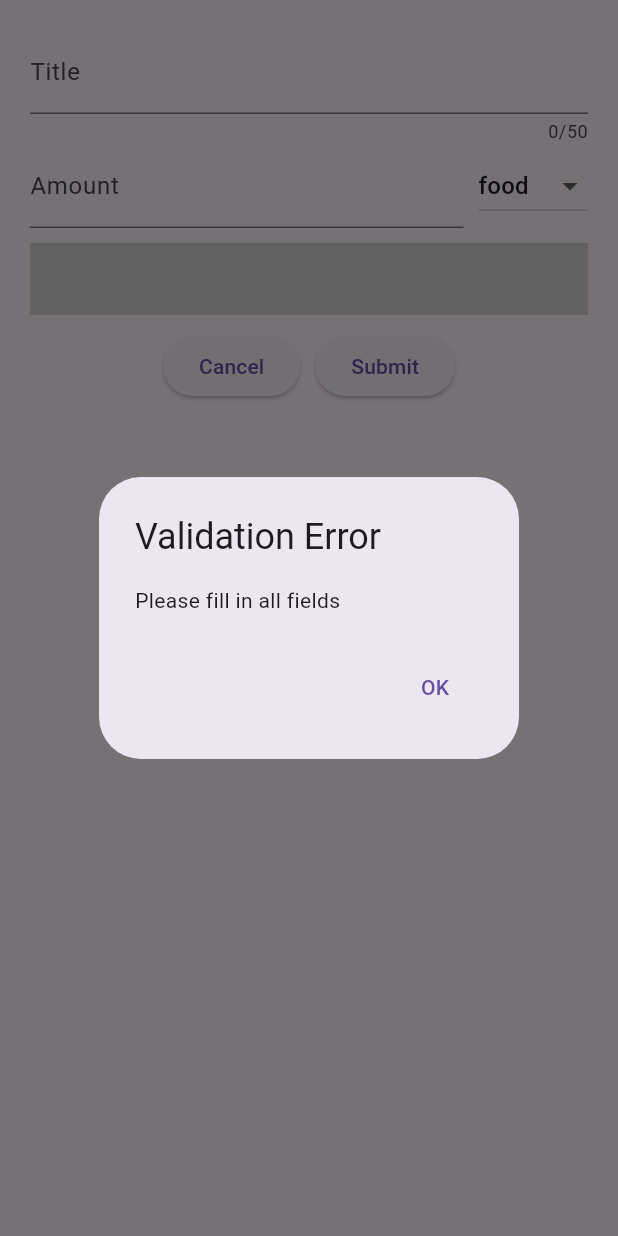
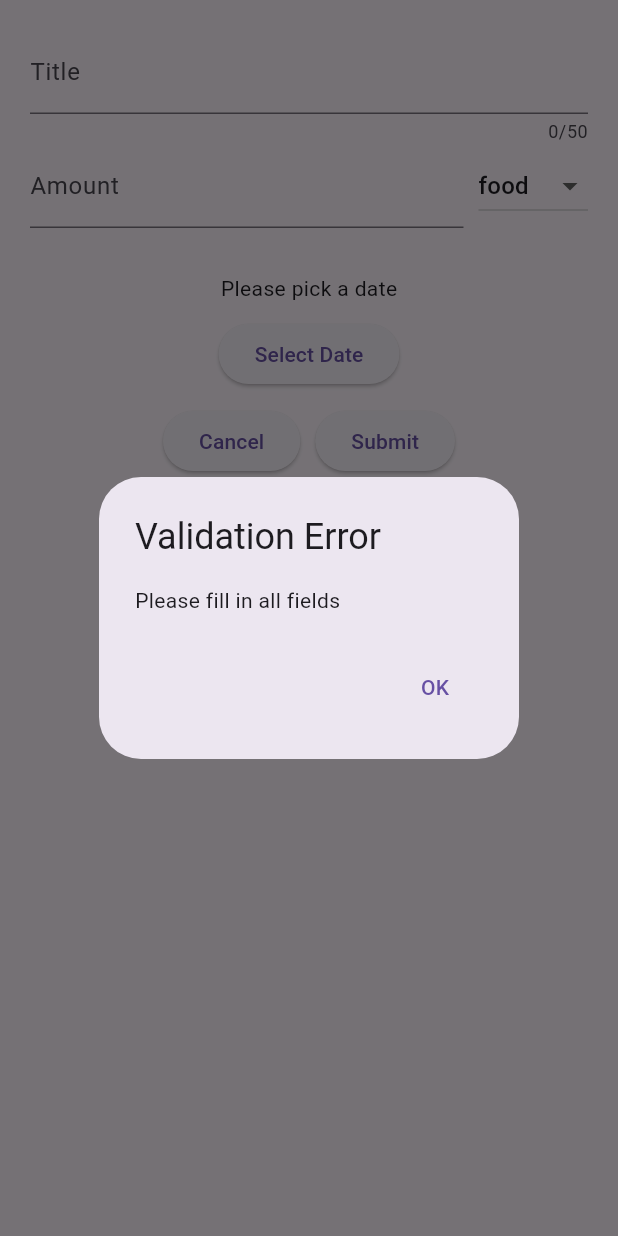
Before and after one commit to UmLyrithyreach/Expenses_App_Development, a Flutter app: the ExpenseForm widget shown alone on an empty page, opened directly with empty values, after a tap on "Submit", on a phone screen of 412 x 824 dp. Run offline on Flutter 3.47's test engine with Material 3 defaults, Android fonts, the phone set to English and light mode, and no system bars; our stand-ins replace device_preview.

Commit message:
Finishing all the requirements

```diff
--- a/lib/ui/expenses/expense_form.dart
+++ b/lib/ui/expenses/expense_form.dart
@@ -1,5 +1,3 @@
-import 'package:datepicker_dropdown/datepicker_dropdown.dart';
-import 'package:datepicker_dropdown/order_format.dart';
 import 'package:expenses_application/models/expense.dart';
 import 'package:flutter/material.dart';
 import 'package:flutter/services.dart';
@@ -16,12 +14,25 @@ class ExpenseForm extends StatefulWidget {
 class _ExpenseFormState extends State<ExpenseForm> {
   final _titleController = TextEditingController();
   final _amountController = TextEditingController();
-  DateTime selectedDate = DateTime.now();
+  DateTime? selectedDate;
   Category selectedCategory = Category.food;
 
   bool isSuccess = true;
 
   List<Expense> expense = [];
+
+  Future<void> _selectedDate() async {
+    final DateTime? pickedDate = await showDatePicker(
+      context: context,
+      initialDate: DateTime.now(),
+      firstDate: DateTime.now().subtract(const Duration(days: 365)),
+      lastDate: DateTime.now(),
+    );
+
+    setState(() {
+      selectedDate = pickedDate;
+    });
+  }
 
   @override
   void dispose() {
@@ -30,7 +41,9 @@ class _ExpenseFormState extends State<ExpenseForm> {
   }
 
   void onSubmit() {
-    if (_titleController.text.isEmpty || _amountController.text.isEmpty) {
+    if (_titleController.text.isEmpty ||
+        _amountController.text.isEmpty ||
+        selectedDate == null) {
       showDialog(
         context: context,
         builder: (BuildContext context) => AlertDialog(
@@ -49,7 +62,7 @@ class _ExpenseFormState extends State<ExpenseForm> {
       final newExpense = Expense(
         title: _titleController.text,
         amount: double.parse(_amountController.text),
-        date: selectedDate,
+        date: selectedDate!,
         category: selectedCategory,
       );
       widget.onCreate(newExpense);
@@ -66,7 +79,7 @@ class _ExpenseFormState extends State<ExpenseForm> {
                 Navigator.pop(context);
               },
               child: Text("Ronan The Best"),
-            )
+            ),
           ],
         ),
       );
@@ -117,37 +130,20 @@ class _ExpenseFormState extends State<ExpenseForm> {
               ),
             ],
           ),
+          SizedBox(height: 30),
+          Column(
+            mainAxisSize: MainAxisSize.min,
+            spacing: 10,
+            children: <Widget>[
+              Text(
+                selectedDate != null
+                    ? '${selectedDate!.day}/${selectedDate!.month}/${selectedDate!.year}'
+                    : 'Please pick a date',
+              ),
+              ElevatedButton(onPressed: _selectedDate, child: Text("Select Date")),
+            ],
+          ),
           SizedBox(height: 10),
-          DropdownDatePicker(
-              dateformatorder: OrderFormat.ydm, // default is myd
-              inputDecoration: InputDecoration(
-                  enabledBorder: const OutlineInputBorder(
-                    borderSide: BorderSide(color: Colors.grey, width: 1.0),
-                  ),
-                  border: OutlineInputBorder(
-                      borderRadius: BorderRadius.circular(10))), // optional
-              isDropdownHideUnderline: true, // optional
-              isFormValidator: true, // optional
-              startYear: 1900, // optional
-              endYear: 2020, // optional
-              width: 10, // optional
-              // selectedDay: 14, // optional
-              // selectedMonth: 10, // optional
-              // selectedYear: 1993, // optional
-              onChangedDay: (value) => print('onChangedDay: $value'),
-              onChangedMonth: (value) => print('onChangedMonth: $value'),
-              onChangedYear: (value) => print('onChangedYear: $value'),
-              //boxDecoration: BoxDecoration(
-              // border: Border.all(color: Colors.grey, width: 1.0)), // optional
-              // showDay: false,// optional
-              dayFlex: 2,// optional
-              // locale: "zh_CN",// optional
-              // hintDay: 'Day', // optional
-              // hintMonth: 'Month', // optional
-              // hintYear: 'Year', // optional
-              // hintTextStyle: TextStyle(color: Colors.grey), // optional
-            ),
-          SizedBox(height: 10,),
           Row(
             mainAxisAlignment: MainAxisAlignment.center,
             children: [
```
Also changed, not shown: lib/ui/expenses/expenses.dart (+28 -7 lines).
